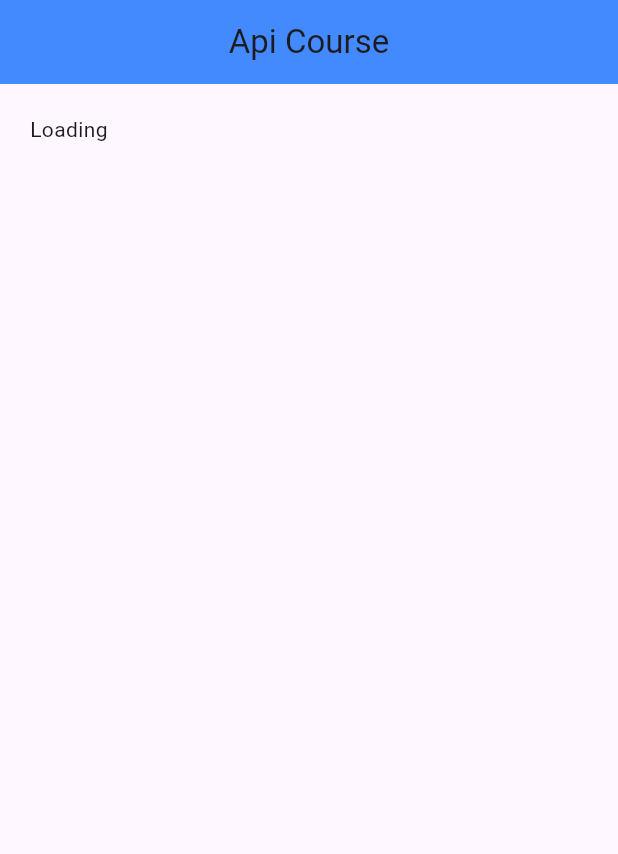
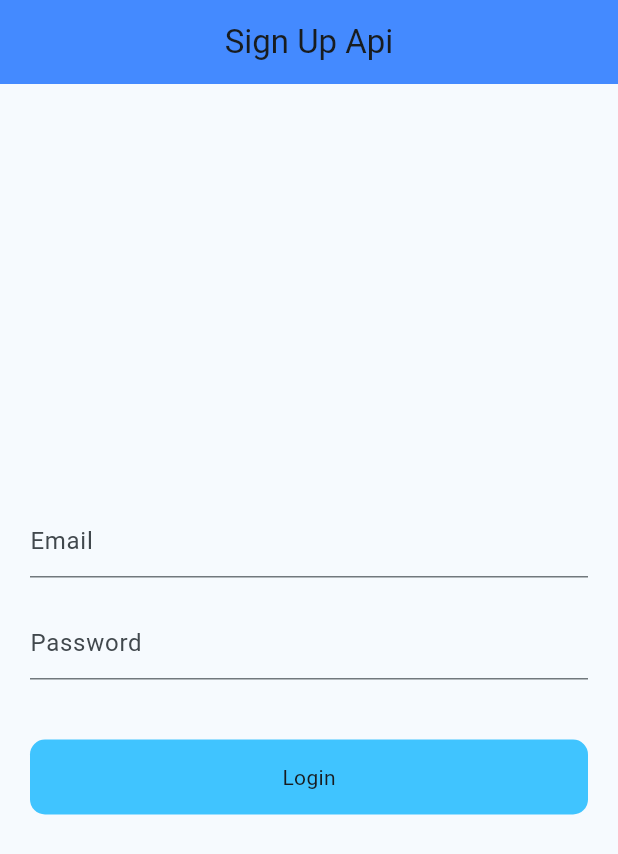
Before and after one commit to khizarsiddiqui/Api-Tutorials, a Flutter app: the screen it shows after launch, on a phone screen of 412 x 824 dp. Shown: the top 854 px of the screen. Run offline on Flutter 3.47's test engine with Material 2 defaults, Android fonts, the phone set to English and light mode, and no system bars.

Commit message:
implement Login & Sign Up with REST API

```diff
--- a/lib/main.dart
+++ b/lib/main.dart
@@ -5,6 +5,7 @@ import 'example_two.dart';
 import 'example_three.dart';
 import 'example_four.dart';
 import 'example_five.dart';
+import 'signup.dart';
 
 void main() {
   runApp(const MyApp());
@@ -19,10 +20,10 @@ class MyApp extends StatelessWidget {
     return MaterialApp(
       title: 'Api Tutorial',
       theme: ThemeData(
-        colorScheme: ColorScheme.fromSeed(seedColor: Colors.deepPurple),
+        colorScheme: ColorScheme.fromSeed(seedColor: Colors.lightBlueAccent),
         useMaterial3: true,
       ),
-      home: const ExampleFive(),
+      home: const SignUpScreen(),
     );
   }
 }
--- /dev/null
+++ b/lib/signup.dart
@@ -0,0 +1,90 @@
+import 'dart:convert';
+
+import 'package:flutter/material.dart';
+import 'package:http/http.dart';
+
+class SignUpScreen extends StatefulWidget {
+  const SignUpScreen({Key? key}) : super(key: key);
+
+  @override
+  State<SignUpScreen> createState() => _SignUpScreenState();
+}
+
+class _SignUpScreenState extends State<SignUpScreen> {
+
+  TextEditingController emailController = TextEditingController();
+  TextEditingController passwordController = TextEditingController();
+  void login(String email, password) async{
+    try{
+      Response response = await post(
+        // Uri.parse('https://reqres.in/api/register'), // for register
+          Uri.parse('https://reqres.in/api/login'), // for login
+        body: {
+          'email' : email,
+          'password' : password,
+        }
+      );
+
+      if(response.statusCode == 200){
+        var data = jsonDecode(response.body.toString());
+        print(data['token']);
+        // print('Account created successfully.'); // for register
+        print('Login successfully.'); // for login
+      }
+      else{
+        print('Failed!');
+      }
+    }
+    catch(e){
+      print(e.toString());
+    }
+  }
+
+  @override
+  Widget build(BuildContext context) {
+    return Scaffold(
+      appBar: AppBar(
+        backgroundColor: Colors.blueAccent,
+        centerTitle: true,
+        title: const Text('Sign Up Api',),
+      ),
+      body: Padding(
+        padding: const EdgeInsets.all(20.0),
+        child: Column(
+          crossAxisAlignment: CrossAxisAlignment.center,
+          mainAxisAlignment: MainAxisAlignment.center,
+          children: [
+            TextFormField(
+              controller: emailController,
+              decoration: InputDecoration(
+                hintText: 'Email'
+              ),
+            ),
+            SizedBox(height: 20,),
+            TextFormField(
+              controller: passwordController,
+              decoration: InputDecoration(
+                  hintText: 'Password'
+              ),
+            ),
+            SizedBox(height: 40,),
+            GestureDetector(
+              onTap: (){
+                login(emailController.text.toString(), passwordController.text.toString());
+              },
+              child: Container(
+                height: 50,
+                decoration: BoxDecoration(
+                  color: Colors.lightBlueAccent,
+                  borderRadius: BorderRadius.circular(10),
+                ),
+                // child: Center(child: Text('Sign Up'),), // for register
+                child: Center(child: Text('Login'),), // for login
+              ),
+            )
+          ],
+        ),
+      ),
+    );
+  }
+}
--- a/pubspec.yaml
+++ b/pubspec.yaml
@@ -36,6 +36,7 @@ dependencies:
   # Use with the CupertinoIcons class for iOS style icons.
   cupertino_icons: ^1.0.2
   http: ^1.1.0
+  modal_progress_hud_nsn: ^0.1.0-nullsafety-1
 
 dev_dependencies:
   flutter_test:
```
Also changed, not shown: pubspec.lock.
